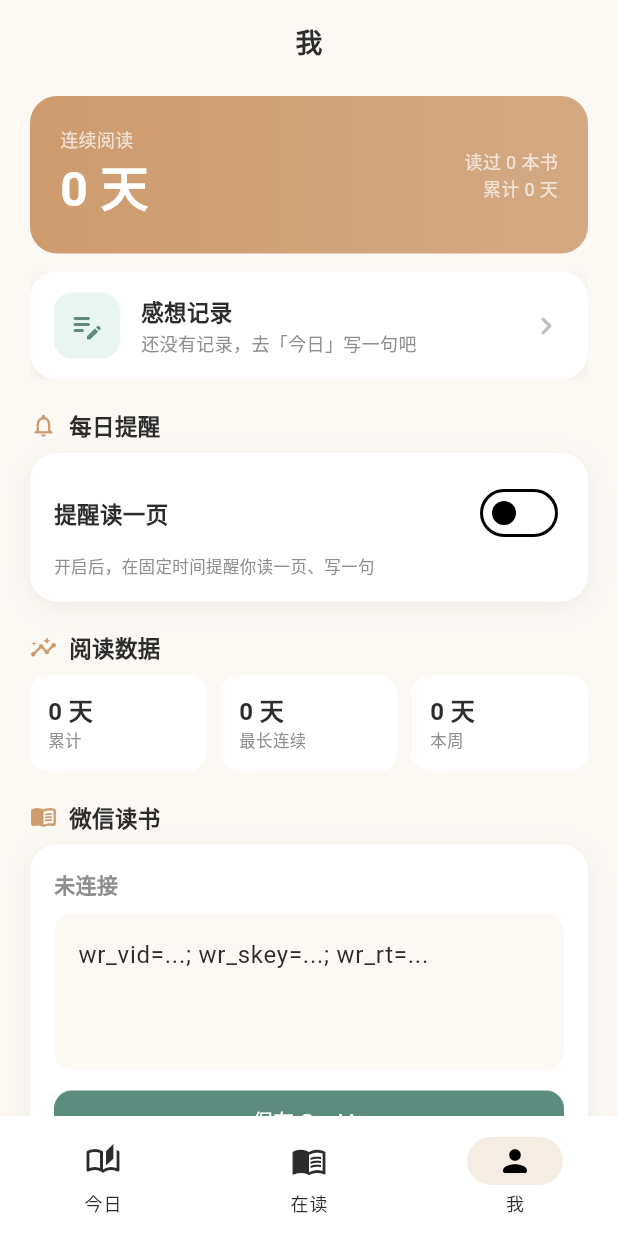
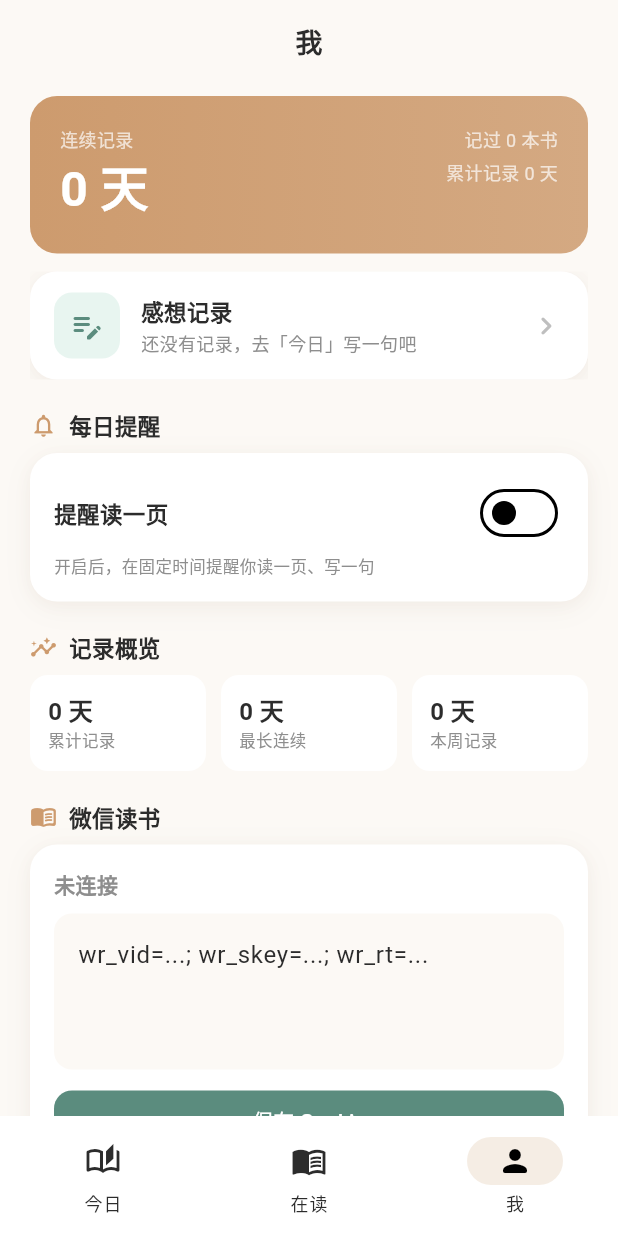
Before and after one commit to Lotus1717/daily-page-app, a Flutter app: the screen it shows after launch, item 3 of the bottom bar chosen, on a phone screen of 412 x 824 dp. Run offline on Flutter 3.47's test engine with Material 3 defaults, Android fonts, the phone set to English and light mode, and no system bars; our stand-ins replace flutter_local_notifications, share_plus, shared_preferences, timezone; network calls fail.

Commit message:
将「我」页统计文案改为「记录」导向，避免被理解成只读即算。
连续阅读改为连续记录，读过改为记过，阅读数据改为记录概览。

Co-authored-by: Cursor <cursoragent@cursor.com>

```diff
--- a/lib/screens/profile_page.dart
+++ b/lib/screens/profile_page.dart
@@ -93,13 +93,13 @@ class _ProfilePageState extends State<ProfilePage> {
           const SizedBox(height: 20),
           _ReminderSection(),
           const SizedBox(height: 20),
-          _SectionTitle(title: '阅读数据', icon: Icons.insights_outlined),
+          _SectionTitle(title: '记录概览', icon: Icons.insights_outlined),
           const SizedBox(height: 8),
           Row(
             children: [
               Expanded(
                   child: _MiniStat(
-                      label: '累计', value: '${stats.totalDays} 天')),
+                      label: '累计记录', value: '${stats.totalDays} 天')),
               const SizedBox(width: 10),
               Expanded(
                   child: _MiniStat(
@@ -107,7 +107,7 @@ class _ProfilePageState extends State<ProfilePage> {
               const SizedBox(width: 10),
               Expanded(
                   child: _MiniStat(
-                      label: '本周', value: '${stats.thisWeekDays} 天')),
+                      label: '本周记录', value: '${stats.thisWeekDays} 天')),
             ],
           ),
           const SizedBox(height: 20),
@@ -273,11 +273,13 @@ class _StreakSummary extends StatelessWidget {
         borderRadius: BorderRadius.circular(AppTheme.radiusMd),
       ),
       child: Row(
-        children: [
-          Column(
         crossAxisAlignment: CrossAxisAlignment.start,
         children: [
-              const Text('连续阅读',
+          Expanded(
+            child: Column(
+              crossAxisAlignment: CrossAxisAlignment.start,
+              children: [
+                const Text('连续记录',
                     style: TextStyle(fontSize: 12, color: Colors.white70)),
                 Text('${stats.currentStreak} 天',
                     style: const TextStyle(
@@ -286,13 +288,14 @@ class _StreakSummary extends StatelessWidget {
                         color: Colors.white)),
               ],
             ),
-          const Spacer(),
+          ),
           Column(
             crossAxisAlignment: CrossAxisAlignment.end,
             children: [
-              Text('读过 ${stats.uniqueBooks} 本书',
+              Text('记过 ${stats.uniqueBooks} 本书',
                   style: const TextStyle(fontSize: 12, color: Colors.white70)),
-              Text('累计 ${stats.totalDays} 天',
+              const SizedBox(height: 4),
+              Text('累计记录 ${stats.totalDays} 天',
                   style: const TextStyle(fontSize: 12, color: Colors.white70)),
             ],
           ),
```
Also changed, not shown: 1 other file. Lines whose indentation alone changed are shown as unchanged.
